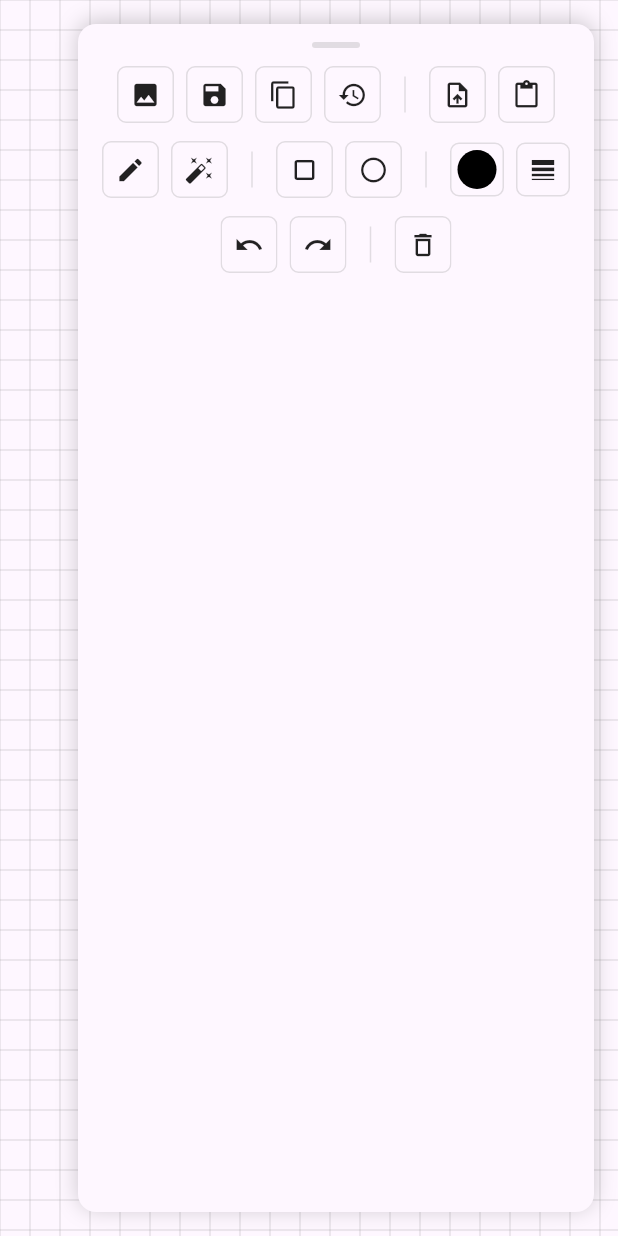
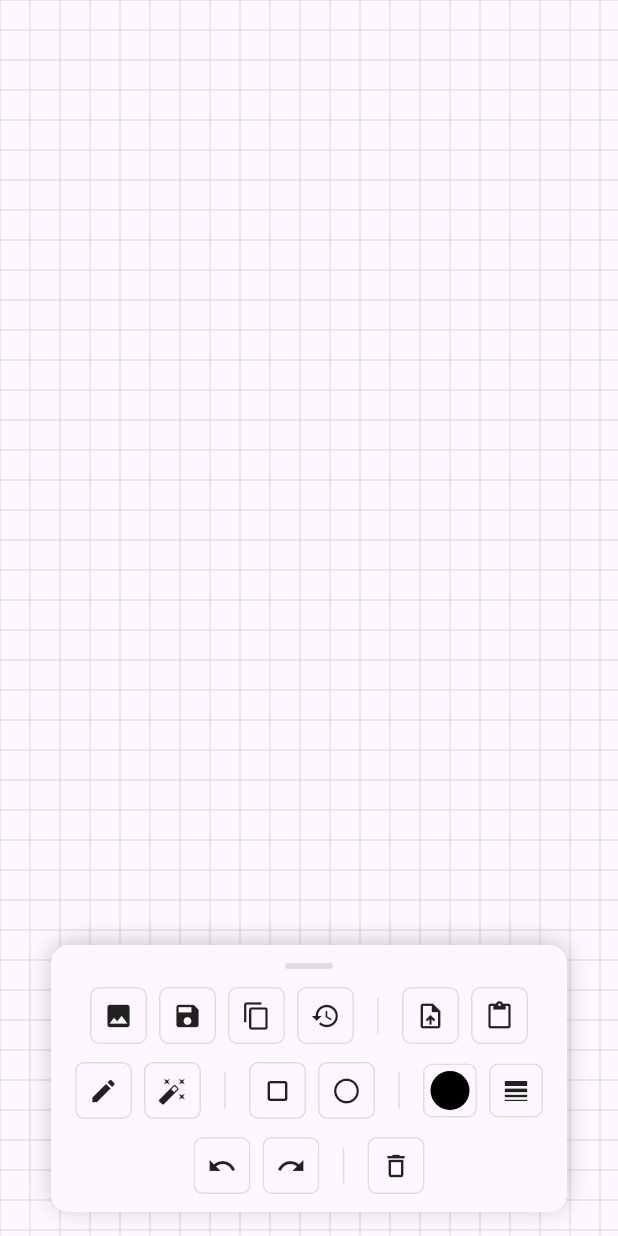
Before and after one commit to b150005/FlexiSketch, a Flutter app: the screen it shows after launch, on a phone screen of 412 x 824 dp. Run offline on Flutter 3.47's test engine with Material 3 defaults, Android fonts, the phone set to English and light mode, and no system bars; our stand-ins replace image_picker, plugin_platform_interface, web; missing offline and left inert: pasteboard.

Commit message:
:bug: :lipstick: ツールバーのUIを修正

```diff
--- a/lib/src/widgets/flexi_sketch_widget.dart
+++ b/lib/src/widgets/flexi_sketch_widget.dart
@@ -95,13 +95,15 @@ class _FlexiSketchWidgetState extends State<FlexiSketchWidget> with ProgressHand
               ),
               // ツールバー
               Positioned(
+                left: 0,
                 right: 0,
-                top: 0,
                 bottom: 0,
-                child: Toolbar(
-                  controller: _controller,
-                  onSaveAsImage: widget.onSaveAsImage,
-                  onSaveAsData: widget.onSaveAsData,
+                child: Center(
+                  child: Toolbar(
+                    controller: _controller,
+                    onSaveAsImage: widget.onSaveAsImage,
+                    onSaveAsData: widget.onSaveAsData,
+                  ),
                 ),
               ),
             ],
--- a/lib/src/widgets/toolbar.dart
+++ b/lib/src/widgets/toolbar.dart
@@ -116,11 +116,7 @@ class _ToolbarState extends State<Toolbar> with SingleTickerProviderStateMixin {
 
   @override
   Widget build(BuildContext context) {
-    return Positioned(
-      left: 0,
-      right: 0,
-      bottom: 0,
-      child: SafeArea(
+    return SafeArea(
       child: AnimatedBuilder(
         animation: _fadeAnimation,
         builder: (context, child) {
@@ -167,7 +163,6 @@ class _ToolbarState extends State<Toolbar> with SingleTickerProviderStateMixin {
                 const SizedBox(height: 12),
                 _buildEditingTools(),
               ],
-              ),
             ),
           ),
         ),
```
Lines whose indentation alone changed are shown as unchanged.
